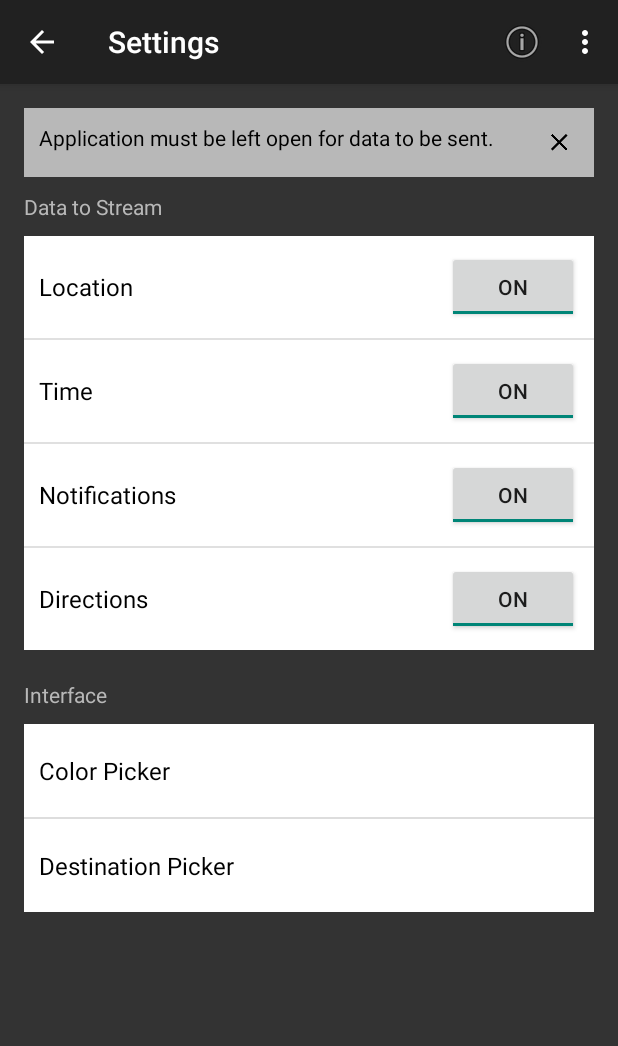
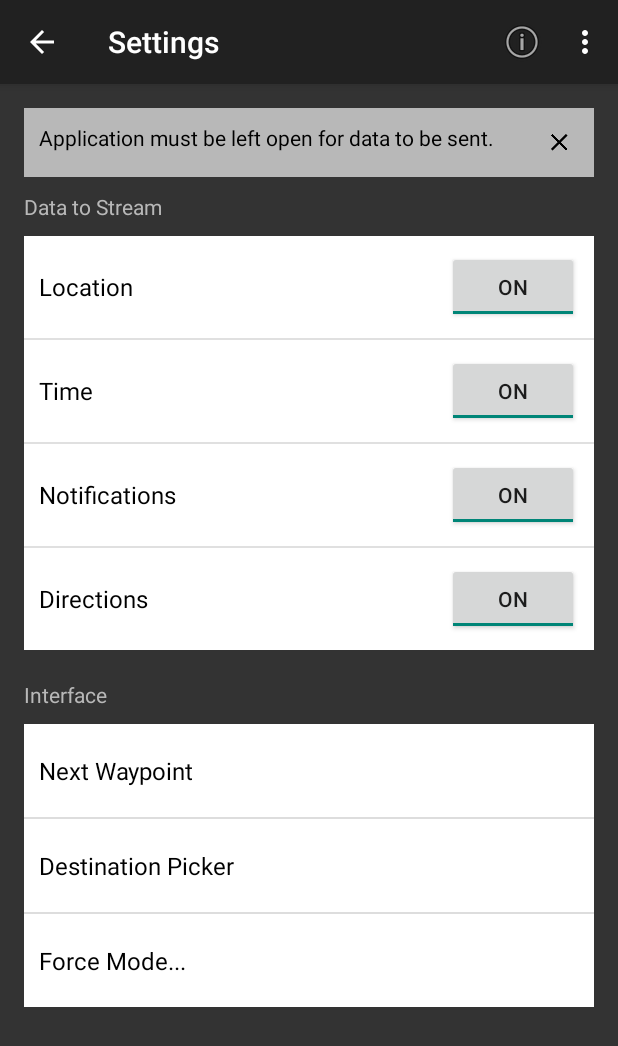
Before and after one commit to fridgecow/SmartShoe, an Android app: the ControllerActivity screen opened directly, with no data from a screen before it, on a phone screen of 412 x 824 dp. Shown: the top 1046 px of the screen. Run offline under Robolectric (Android 15) with nearby library versions, the phone set to English and light mode, and no system bars.

Commit message:
Finally fixed the implementation of the direction on the shoe, and direction portion of the app However I lost the 'smoothness', between 0 and 360. I added the ability to force the next waypoint from the app too.
Signed-off-by: fridgecow <tcbenn@fridgecow.com>

```diff
--- a/Android App/app/src/main/res/values/strings.xml
+++ b/Android App/app/src/main/res/values/strings.xml
@@ -134,8 +134,9 @@
     </string-array>
 
     <string-array name="controller_interface_items">
-        <item>Color Picker</item>
+        <item>Next Waypoint</item>
         <item>Destination Picker</item>
+        <item>Force Mode...</item>
     </string-array>
 
     <!-- Pad Activity -->
```
Also changed, not shown: Android App/app/src/main/java/com/smartshoe/connect/app/ControllerActivity.java (+28 -9 lines), 1 other file.
